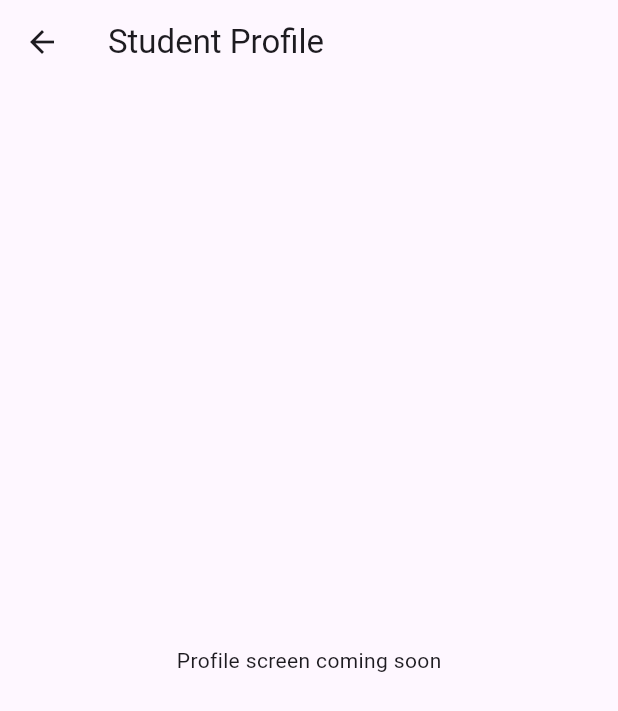
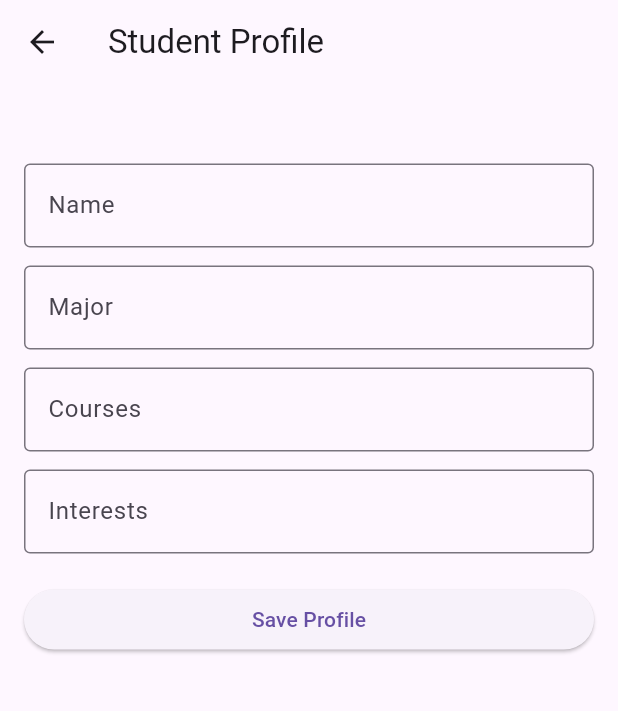
Before and after one commit to mordani26/FocusNFlow, a Flutter app: the screen it shows once a user with an empty profile is signed in, after a tap on "Student Profile", on a phone screen of 412 x 824 dp. Shown: the top 711 px of the screen. Run offline on Flutter 3.47's test engine with Material 3 defaults, Android fonts, the phone set to English and light mode, and no system bars; our stand-ins replace cloud_firestore, firebase_auth, firebase_core; accounts and stored records are empty.

Commit message:
Add editable student profile screen with Firestore updates

```diff
--- a/lib/screens/profile_screen.dart
+++ b/lib/screens/profile_screen.dart
@@ -1,11 +1,172 @@
 import 'package:flutter/material.dart';
+import 'package:firebase_auth/firebase_auth.dart';
+import 'package:cloud_firestore/cloud_firestore.dart';
 
-class ProfileScreen extends StatelessWidget {
+class ProfileScreen extends StatefulWidget {
+  @override
+  State<ProfileScreen> createState() => _ProfileScreenState();
+}
+
+class _ProfileScreenState extends State<ProfileScreen> {
+  final nameController = TextEditingController();
+  final majorController = TextEditingController();
+  final coursesController = TextEditingController();
+  final interestsController = TextEditingController();
+
+  bool loading = true;
+  bool saving = false;
+  String? message;
+
+  final user = FirebaseAuth.instance.currentUser;
+
+  @override
+  void initState() {
+    super.initState();
+    loadProfile();
+  }
+
+  Future<void> loadProfile() async {
+    if (user == null) return;
+
+    final doc = await FirebaseFirestore.instance
+        .collection('students')
+        .doc(user!.uid)
+        .get();
+
+    final data = doc.data();
+
+    if (data != null) {
+      nameController.text = data['name'] ?? '';
+      majorController.text = data['major'] ?? '';
+      coursesController.text = (data['courses'] as List?)?.join(', ') ?? '';
+      interestsController.text = (data['interests'] as List?)?.join(', ') ?? '';
+    }
+
+    setState(() {
+      loading = false;
+    });
+  }
+
+  Future<void> saveProfile() async {
+    if (user == null) return;
+
+    setState(() {
+      saving = true;
+      message = null;
+    });
+
+    final courses = coursesController.text
+        .split(',')
+        .map((item) => item.trim())
+        .where((item) => item.isNotEmpty)
+        .toList();
+
+    final interests = interestsController.text
+        .split(',')
+        .map((item) => item.trim())
+        .where((item) => item.isNotEmpty)
+        .toList();
+
+    await FirebaseFirestore.instance
+        .collection('students')
+        .doc(user!.uid)
+        .update({
+          'name': nameController.text.trim(),
+          'major': majorController.text.trim(),
+          'courses': courses,
+          'interests': interests,
+          'updatedAt': FieldValue.serverTimestamp(),
+        });
+
+    setState(() {
+      saving = false;
+      message = 'Profile saved successfully';
+    });
+  }
+
+  @override
+  void dispose() {
+    nameController.dispose();
+    majorController.dispose();
+    coursesController.dispose();
+    interestsController.dispose();
+    super.dispose();
+  }
+
   @override
   Widget build(BuildContext context) {
+    if (loading) {
+      return Scaffold(
+        appBar: AppBar(title: Text('Student Profile')),
+        body: Center(child: CircularProgressIndicator()),
+      );
+    }
+
     return Scaffold(
       appBar: AppBar(title: Text('Student Profile')),
-      body: Center(child: Text('Profile screen coming soon')),
+      body: Padding(
+        padding: EdgeInsets.all(16),
+        child: ListView(
+          children: [
+            Text(
+              user?.email ?? '',
+              style: TextStyle(fontWeight: FontWeight.bold),
+            ),
+            SizedBox(height: 16),
+
+            TextField(
+              controller: nameController,
+              decoration: InputDecoration(
+                labelText: 'Name',
+                border: OutlineInputBorder(),
+              ),
+            ),
+            SizedBox(height: 12),
+
+            TextField(
+              controller: majorController,
+              decoration: InputDecoration(
+                labelText: 'Major',
+                border: OutlineInputBorder(),
+              ),
+            ),
+            SizedBox(height: 12),
+
+            TextField(
+              controller: coursesController,
+              decoration: InputDecoration(
+                labelText: 'Courses',
+                hintText: 'Example: CSC 4360, CSC 3350',
+                border: OutlineInputBorder(),
+              ),
+            ),
+            SizedBox(height: 12),
+
+            TextField(
+              controller: interestsController,
+              decoration: InputDecoration(
+                labelText: 'Interests',
+                hintText: 'Example: Flutter, Cybersecurity, AI',
+                border: OutlineInputBorder(),
+              ),
+            ),
+
+            if (message != null) ...[
+              SizedBox(height: 12),
+              Text(message!, style: TextStyle(color: Colors.green)),
+            ],
+
+            SizedBox(height: 20),
+
+            ElevatedButton(
+              onPressed: saving ? null : saveProfile,
+              child: saving
+                  ? CircularProgressIndicator()
+                  : Text('Save Profile'),
+            ),
+          ],
+        ),
+      ),
     );
   }
 }
```
